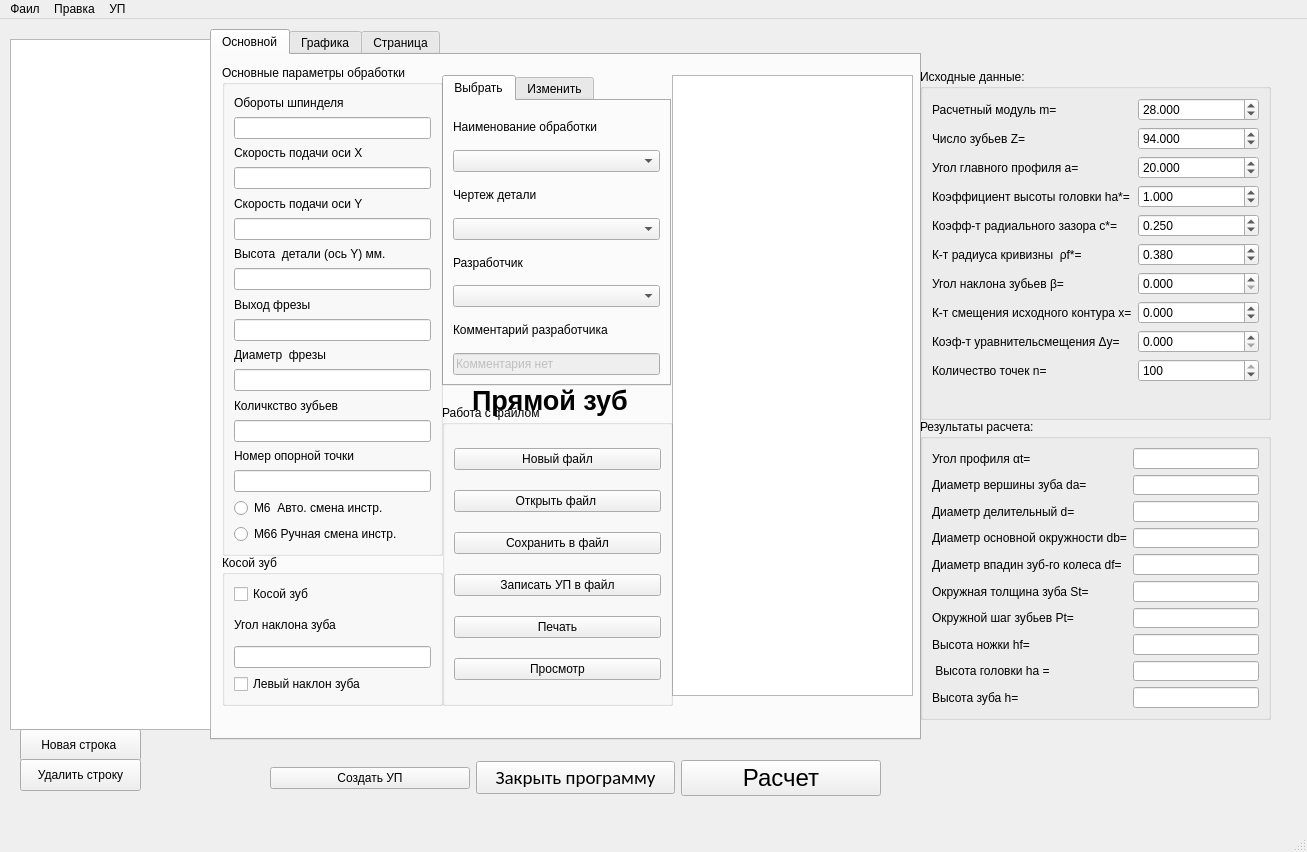
Qt form Window.ui (Dgekan/Control-Program-Editor-CNC-Ver.4.0.0) before a commit.
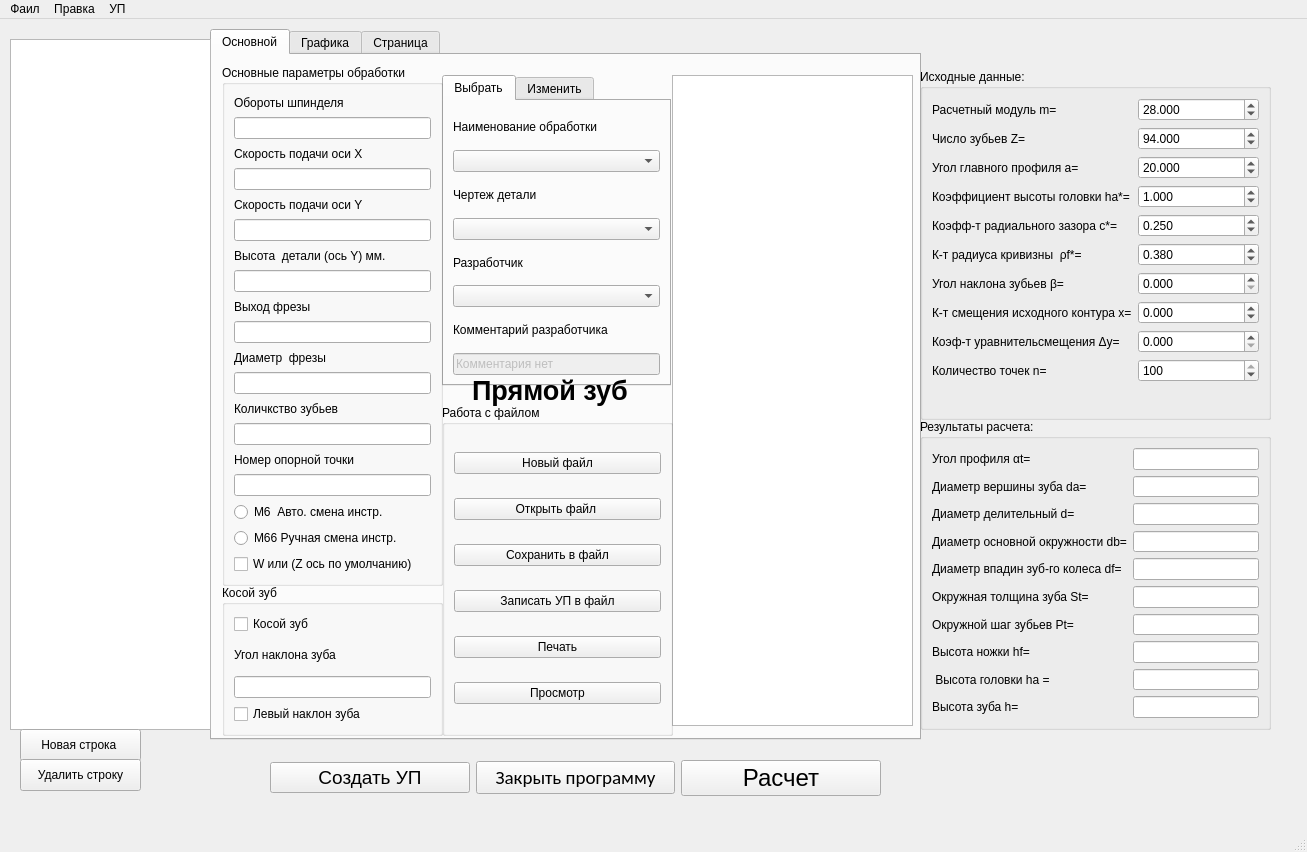
The same form after that commit. Custom widgets are drawn as their Qt base class.

Commit message: добавил W

```diff
--- a/Window.ui
+++ b/Window.ui
@@ -36,7 +36,7 @@
         <x>460</x>
         <y>20</y>
         <width>241</width>
-        <height>621</height>
+        <height>651</height>
        </rect>
       </property>
      </widget>
@@ -188,7 +188,7 @@
       <property name="geometry">
        <rect>
         <x>260</x>
-        <y>330</y>
+        <y>320</y>
         <width>181</width>
         <height>31</height>
        </rect>
@@ -210,7 +210,7 @@
         <x>230</x>
         <y>350</y>
         <width>231</width>
-        <height>301</height>
+        <height>331</height>
        </rect>
       </property>
       <property name="title">
@@ -267,9 +267,15 @@
         <x>10</x>
         <y>10</y>
         <width>221</width>
-        <height>491</height>
+        <height>521</height>
        </rect>
       </property>
+      <property name="font">
+       <font>
+        <stylestrategy>PreferAntialias</stylestrategy>
+        <kerning>true</kerning>
+       </font>
+      </property>
       <property name="title">
        <string>Основные параметры обработки</string>
       </property>
@@ -363,6 +369,9 @@
          <property name="text">
           <string/>
          </property>
+         <property name="frame">
+          <bool>true</bool>
+         </property>
         </widget>
        </item>
        <item>
@@ -379,13 +388,20 @@
          </property>
         </widget>
        </item>
+       <item>
+        <widget class="QCheckBox" name="checkBoxWZ">
+         <property name="text">
+          <string>W или (Z ось по умолчанию)</string>
+         </property>
+        </widget>
+       </item>
       </layout>
      </widget>
      <widget class="QGroupBox" name="groupBox_4">
       <property name="geometry">
        <rect>
         <x>10</x>
-        <y>500</y>
+        <y>530</y>
         <width>221</width>
         <height>151</height>
        </rect>
@@ -835,7 +851,7 @@
       <x>920</x>
       <y>400</y>
       <width>351</width>
-      <height>301</height>
+      <height>311</height>
      </rect>
     </property>
     <property name="title">
@@ -956,6 +972,11 @@
     <layout class="QHBoxLayout" name="horizontalLayout">
      <item>
       <widget class="QPushButton" name="GenerateProgramButon">
+       <property name="font">
+        <font>
+         <pointsize>14</pointsize>
+        </font>
+       </property>
        <property name="text">
         <string>Создать УП</string>
        </property>
```
The commit also changes 1 other file.
